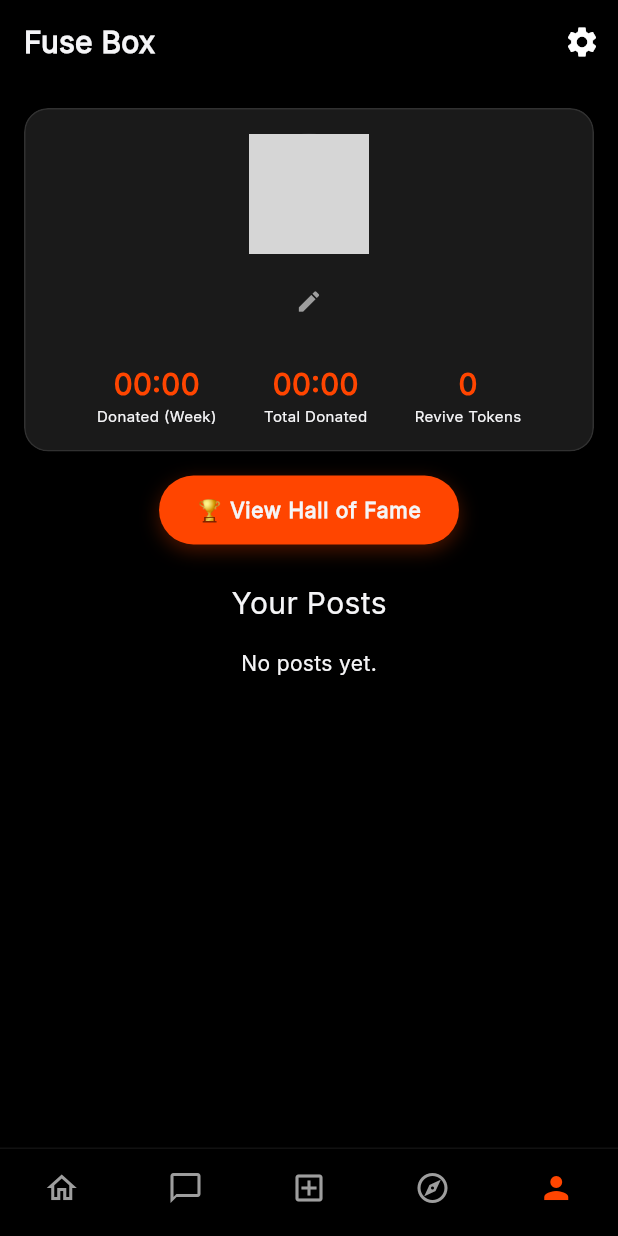
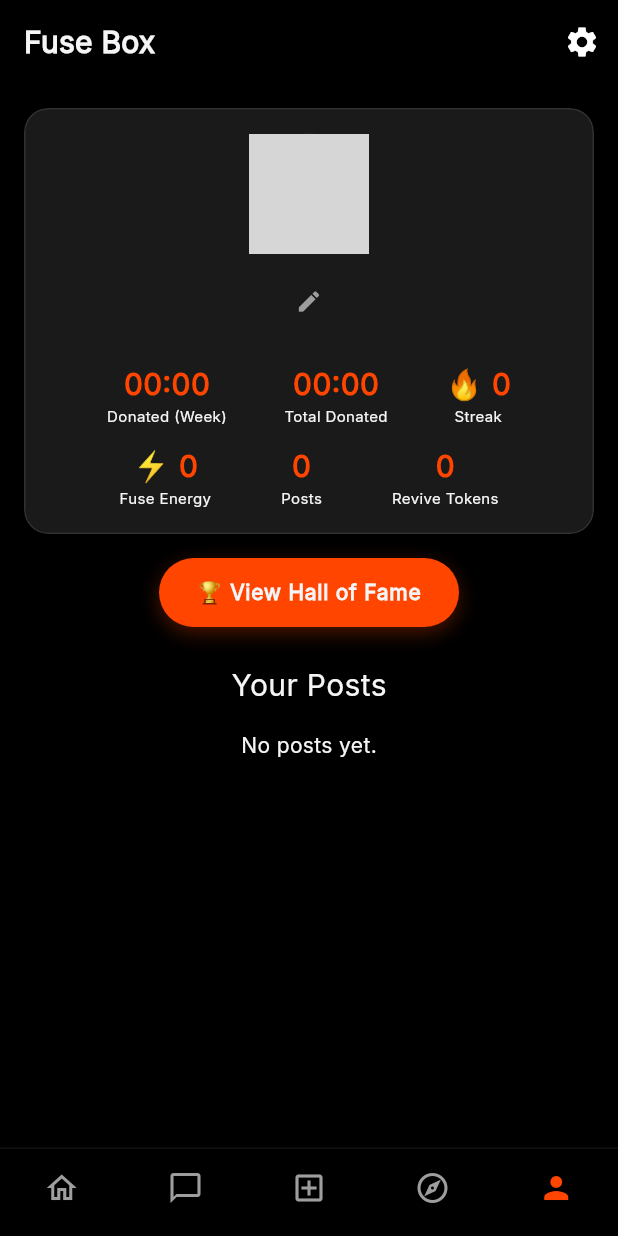
Before and after one commit to ahmedimran257-wq/Fuse, a Flutter app: the screen it shows once a user with an empty profile is signed in, item 5 of the bottom bar chosen, on a phone screen of 412 x 824 dp. Run offline on Flutter 3.47's test engine with Material 3 defaults, Android fonts, the phone set to English and light mode, and no system bars; our stand-ins replace cached_network_image, camera, connectivity_plus, firebase_core, firebase_messaging, flutter_animate and 12 more; accounts and stored records are empty; network calls fail; grey boxes are pictures that could not be loaded.

Commit message:
Update project

```diff
--- a/lib/core/routing/main_scaffold.dart
+++ b/lib/core/routing/main_scaffold.dart
@@ -1,17 +1,57 @@
 import 'package:flutter/material.dart';
+import 'package:flutter_riverpod/flutter_riverpod.dart';
 import 'package:go_router/go_router.dart';
 import '../theme/app_colors.dart';
 import '../../core/utils/haptics_engine.dart';
+import '../../core/services/connectivity_service.dart';
 
-class MainScaffold extends StatelessWidget {
+class MainScaffold extends ConsumerWidget {
   final StatefulNavigationShell navigationShell;
 
   const MainScaffold({super.key, required this.navigationShell});
 
   @override
-  Widget build(BuildContext context) {
+  Widget build(BuildContext context, WidgetRef ref) {
+    final connectivity = ref.watch(connectivityProvider);
+
     return Scaffold(
-      body: navigationShell,
+      body: Column(
+        children: [
+          // Offline Banner
+          connectivity.when(
+            data: (isOnline) => isOnline
+                ? const SizedBox.shrink()
+                : Container(
+                    width: double.infinity,
+                    color: AppColors.danger,
+                    padding: const EdgeInsets.only(
+                      top: 48,
+                      bottom: 8,
+                      left: 16,
+                      right: 16,
+                    ),
+                    child: const Row(
+                      mainAxisAlignment: MainAxisAlignment.center,
+                      children: [
+                        Icon(Icons.wifi_off, color: Colors.white, size: 16),
+                        SizedBox(width: 8),
+                        Text(
+                          'No internet connection',
+                          style: TextStyle(
+                            color: Colors.white,
+                            fontSize: 12,
+                            fontWeight: FontWeight.w600,
+                          ),
+                        ),
+                      ],
+                    ),
+                  ),
+            loading: () => const SizedBox.shrink(),
+            error: (_, __) => const SizedBox.shrink(),
+          ),
+          Expanded(child: navigationShell),
+        ],
+      ),
       bottomNavigationBar: Container(
         decoration: BoxDecoration(
           border: Border(top: BorderSide(color: AppColors.surface, width: 1)),
--- /dev/null
+++ b/lib/core/services/connectivity_service.dart
@@ -0,0 +1,9 @@
+import 'package:flutter_riverpod/flutter_riverpod.dart';
+import 'package:connectivity_plus/connectivity_plus.dart';
+
+/// Streams `true` when online, `false` when offline.
+final connectivityProvider = StreamProvider<bool>((ref) {
+  return Connectivity().onConnectivityChanged.map(
+    (results) => results.any((r) => r != ConnectivityResult.none),
+  );
+});
--- a/lib/features/profile/domain/user_profile.dart
+++ b/lib/features/profile/domain/user_profile.dart
@@ -16,6 +16,7 @@ class UserProfile with _$UserProfile {
     @JsonKey(name: 'follower_count') @Default(0) int followerCount,
     @JsonKey(name: 'following_count') @Default(0) int followingCount,
     @JsonKey(name: 'donation_streak') @Default(0) int donationStreak,
+    @JsonKey(name: 'fuse_energy') @Default(0) int fuseEnergy,
   }) = _UserProfile;
 
   factory UserProfile.fromJson(Map<String, dynamic> json) =>
--- a/lib/features/profile/presentation/profile_screen.dart
+++ b/lib/features/profile/presentation/profile_screen.dart
@@ -172,6 +172,24 @@ class ProfileScreen extends ConsumerWidget {
                             ),
                           ),
                           _buildStat(
+                            'Streak',
+                            '🔥 ${profile.donationStreak}',
+                          ),
+                        ],
+                      ),
+                      const SizedBox(height: 12),
+                      Row(
+                        mainAxisAlignment: MainAxisAlignment.spaceEvenly,
+                        children: [
+                          _buildStat(
+                            'Fuse Energy',
+                            '⚡ ${profile.fuseEnergy}',
+                          ),
+                          _buildStat(
+                            'Posts',
+                            '${profile.postCount}',
+                          ),
+                          _buildStat(
                             'Revive Tokens',
                             '${profile.reviveTokens}',
                           ),
--- a/pubspec.yaml
+++ b/pubspec.yaml
@@ -82,6 +82,7 @@ dependencies:
   firebase_messaging: ^16.1.2
   flutter_local_notifications: ^20.1.0
   shared_preferences: ^2.5.4
+  connectivity_plus: ^6.1.4
 
 dev_dependencies:
   flutter_test:
```
Also changed, not shown: lib/features/profile/domain/user_profile.freezed.dart, lib/features/profile/domain/user_profile.g.dart, pubspec.lock, 3 other files.
